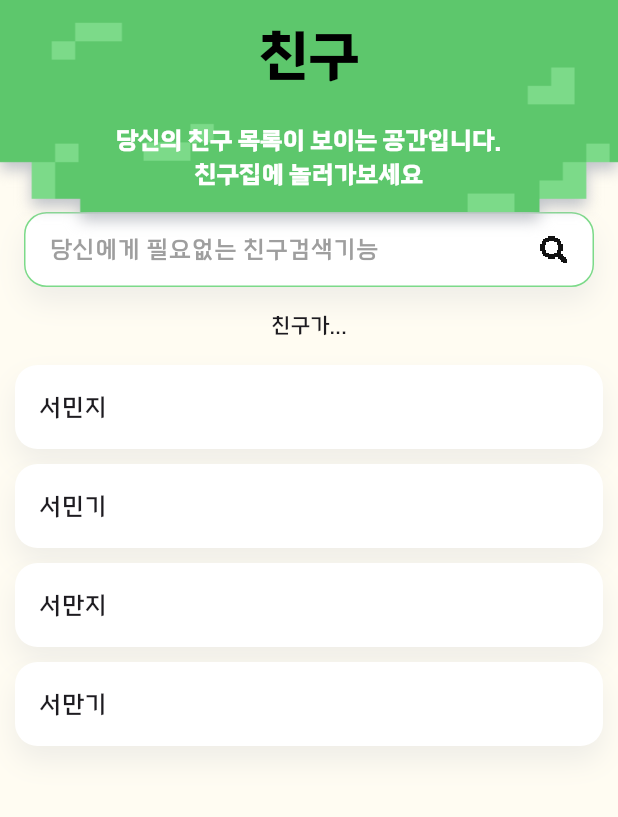
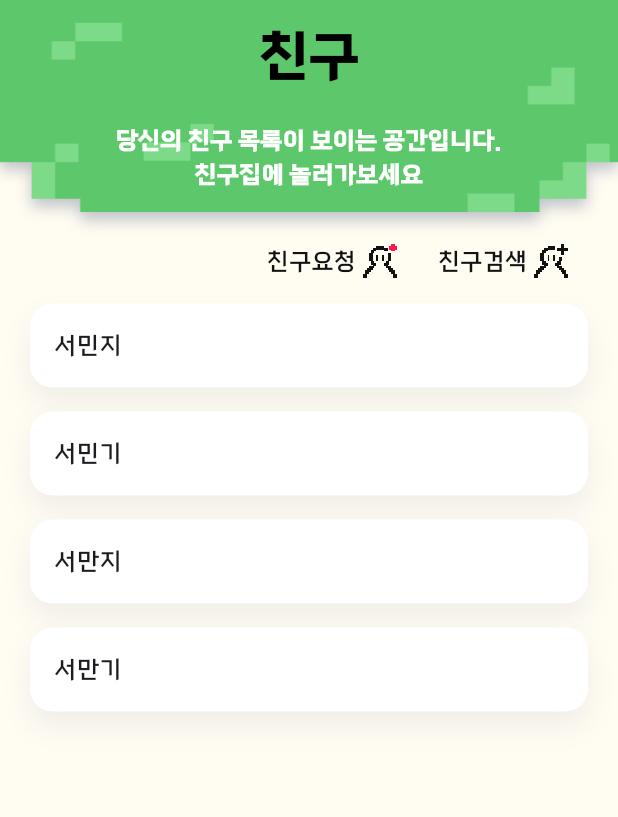
Before and after one commit to pado7sea/Gaenari, a Flutter app: the MatePage screen opened directly, on a phone screen of 412 x 824 dp, the part 73-890 px from its top. Run offline on Flutter 3.47's test engine with Material 3 defaults, Android fonts, the phone set to English and light mode, and no system bars; missing offline and left inert: draggable_bottom_sheet.

Commit message:
:sparkles: feat : mate 스크린 하위페이지 제작

```diff
--- a/frontend/lib/screens/mate/mate_screen.dart
+++ b/frontend/lib/screens/mate/mate_screen.dart
@@ -1,5 +1,9 @@
 import 'package:flutter/material.dart';
+import 'package:forsythia/screens/mate/mate_add.dart';
+import 'package:forsythia/screens/mate/mate_new.dart';
 import 'package:forsythia/screens/mate/search.dart';
+import 'package:forsythia/theme/text.dart';
+import 'package:forsythia/widgets/SlidePageRoute.dart';
 import 'package:forsythia/widgets/box.dart';
 import 'package:forsythia/widgets/largeAppBar.dart';
 
@@ -33,17 +37,64 @@ class _MatePageState extends State<MatePage> {
       body: SingleChildScrollView(
         child: Column(
           children: [
-            Padding(
-              padding: EdgeInsets.symmetric(horizontal: 16), // 검색창 좌우 마진
-              child: MateSearchBar(),
+            Row(
+              mainAxisAlignment: MainAxisAlignment.end,
+              children: [
+                GestureDetector(
+                  onTap: () {
+                    Navigator.of(context)
+                        .push(SlidePageRoute(nextPage: NewMatePage()));
+                  },
+                  child: Container(
+                    padding: EdgeInsets.fromLTRB(10, 20, 16, 0),
+                    child: Row(
+                      crossAxisAlignment: CrossAxisAlignment.end,
+                      children: [
+                        Text16(
+                          text: "친구요청 ",
+                        ),
+                        Image.asset(
+                          "assets/icons/mate_new.png",
+                          filterQuality: FilterQuality.none,
+                          width: 25,
+                          height: 25,
+                          fit: BoxFit.cover,
+                        ),
+                      ],
+                    ),
+                  ),
+                ),
+                GestureDetector(
+                  onTap: () {
+                    Navigator.of(context)
+                        .push(SlidePageRoute(nextPage: AddMatePage()));
+                  },
+                  child: Container(
+                    padding: EdgeInsets.fromLTRB(10, 20, 16, 0),
+                    child: Row(
+                      crossAxisAlignment: CrossAxisAlignment.end,
+                      children: [
+                        Text16(
+                          text: "친구검색 ",
+                        ),
+                        Image.asset(
+                          "assets/icons/mate_add.png",
+                          filterQuality: FilterQuality.none,
+                          width: 25,
+                          height: 25,
+                          fit: BoxFit.cover,
+                        ),
+                      ],
+                    ),
+                  ),
+                ),
+                SizedBox(width: 16),
+              ],
             ),
             SizedBox(height: 16), // 검색창과 텍스트 사이의 간격
-            Center(
-              child: Text('친구가...'),
-            ),
 
-            SizedBox(height: 16), // 검색창과 텍스트 사이의 간격
-            Center(
+            Padding(
+              padding: EdgeInsets.symmetric(horizontal: 20),
               child: ListView.builder(
                 shrinkWrap: true, // 필요한 만큼의 공간만 차지하도록 설정
                 itemCount: _dataList.length,
@@ -56,7 +107,7 @@ class _MatePageState extends State<MatePage> {
                       });
                     },
                     background: Container(
-                      margin: EdgeInsets.fromLTRB(10, 0, 10, 10),
+                      margin: EdgeInsets.fromLTRB(0, 0, 0, 16),
                       decoration: myBoxDecoration,
                       // color: Colors.red,
                       alignment: Alignment.centerRight,
@@ -65,7 +116,7 @@ class _MatePageState extends State<MatePage> {
                     ),
                     child: Container(
                       decoration: myBoxDecoration,
-                      margin: EdgeInsets.fromLTRB(10, 0, 10, 10),
+                      margin: EdgeInsets.fromLTRB(0, 0, 0, 16),
                       child: ListTile(
                         title: Text(_dataList[index].title),
                       ),
```
Also changed, not shown: frontend/lib/screens/dashboard/dashboard_screen.dart (+10 -10 lines), frontend/lib/screens/mate/mate_add.dart (added, +42 -0 lines), frontend/lib/screens/mate/mate_new.dart (added, +36 -0 lines), frontend/assets/icons/mate_add.png (added), frontend/assets/icons/mate_new.png (added).
